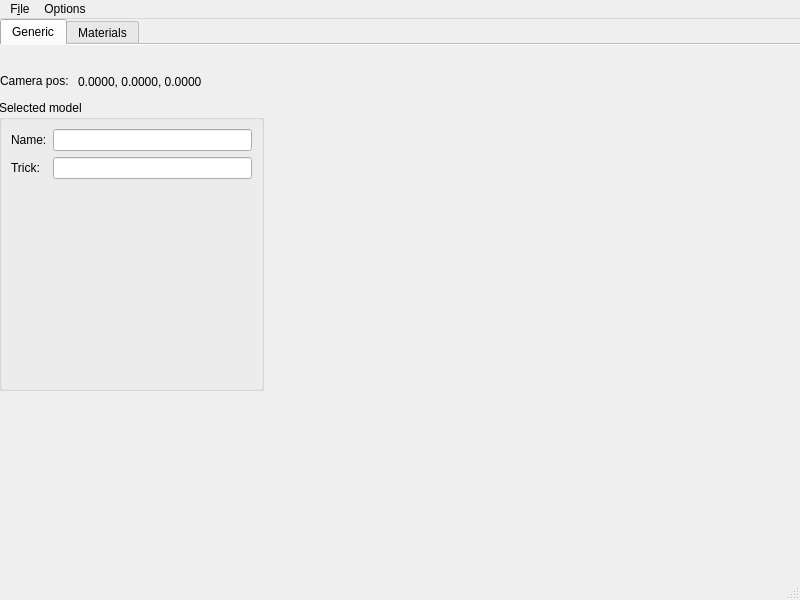
Segs/Segs, file Projects/CoX/Utilities/MapViewer/src/SideWindow.ui: the form before one commit.
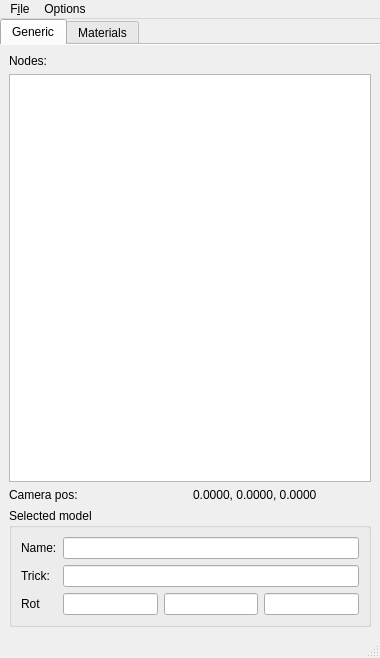
The form after the commit.

Commit message:
Add a tree view with loaded nodes.
For maps those are the 'root' nodes only.
Double clicking a node in the sidewindow will make it visible.

Patch:
```diff
--- a/Projects/CoX/Utilities/MapViewer/src/SideWindow.ui
+++ b/Projects/CoX/Utilities/MapViewer/src/SideWindow.ui
@@ -6,8 +6,8 @@
    <rect>
     <x>0</x>
     <y>0</y>
-    <width>800</width>
-    <height>600</height>
+    <width>380</width>
+    <height>658</height>
    </rect>
   </property>
   <property name="windowTitle">
@@ -42,59 +42,41 @@
        <attribute name="title">
         <string>Generic</string>
        </attribute>
+       <layout class="QVBoxLayout" name="verticalLayout">
+        <item>
+         <widget class="QLabel" name="label_4">
+          <property name="text">
+           <string>Nodes:</string>
+          </property>
+         </widget>
+        </item>
+        <item>
+         <widget class="QTreeView" name="nodeList"/>
+        </item>
+        <item>
+         <layout class="QHBoxLayout" name="horizontalLayout_2">
+          <item>
        <widget class="QLabel" name="label">
-        <property name="geometry">
-         <rect>
-          <x>0</x>
-          <y>27</y>
-          <width>84</width>
-          <height>18</height>
-         </rect>
-        </property>
         <property name="text">
          <string>Camera pos:</string>
         </property>
        </widget>
+          </item>
+          <item>
        <widget class="QLabel" name="labCamPos">
-        <property name="geometry">
-         <rect>
-          <x>78</x>
-          <y>28</y>
-          <width>226</width>
-          <height>18</height>
-         </rect>
-        </property>
         <property name="text">
          <string>0.0000, 0.0000, 0.0000</string>
         </property>
        </widget>
+          </item>
+         </layout>
+        </item>
+        <item>
        <widget class="QGroupBox" name="groupBox">
-        <property name="geometry">
-         <rect>
-          <x>-1</x>
-          <y>55</y>
-          <width>265</width>
-          <height>291</height>
-         </rect>
-        </property>
         <property name="title">
          <string>Selected model</string>
         </property>
         <layout class="QFormLayout" name="formLayout">
-         <item row="2" column="0">
-          <widget class="QLabel" name="label_3">
-           <property name="text">
-            <string>Trick:</string>
-           </property>
-          </widget>
-         </item>
-         <item row="2" column="1">
-          <widget class="QLineEdit" name="txtTrickName">
-           <property name="readOnly">
-            <bool>true</bool>
-           </property>
-          </widget>
-         </item>
          <item row="0" column="0">
           <widget class="QLabel" name="label_2">
            <property name="text">
@@ -109,8 +91,44 @@
            </property>
           </widget>
          </item>
-        </layout>
-       </widget>
+           <item row="1" column="0">
+            <widget class="QLabel" name="label_3">
+             <property name="text">
+              <string>Trick:</string>
+             </property>
+            </widget>
+           </item>
+           <item row="1" column="1">
+            <widget class="QLineEdit" name="txtTrickName">
+             <property name="readOnly">
+              <bool>true</bool>
+             </property>
+            </widget>
+           </item>
+           <item row="2" column="0">
+            <widget class="QLabel" name="label_5">
+             <property name="text">
+              <string>Rot</string>
+             </property>
+            </widget>
+           </item>
+           <item row="2" column="1">
+            <layout class="QHBoxLayout" name="horizontalLayout_3">
+             <item>
+              <widget class="QLineEdit" name="pitchEdt"/>
+             </item>
+             <item>
+              <widget class="QLineEdit" name="yawEdt"/>
+             </item>
+             <item>
+              <widget class="QLineEdit" name="rollEdt"/>
+             </item>
+            </layout>
+           </item>
+          </layout>
+         </widget>
+        </item>
+       </layout>
       </widget>
       <widget class="QWidget" name="tab_2">
        <property name="enabled">
@@ -129,7 +147,7 @@
     <rect>
      <x>0</x>
      <y>0</y>
-     <width>800</width>
+     <width>380</width>
      <height>23</height>
     </rect>
    </property>
```
Lines whose indentation alone changed are shown as unchanged. The commit also changes 9 other files.
